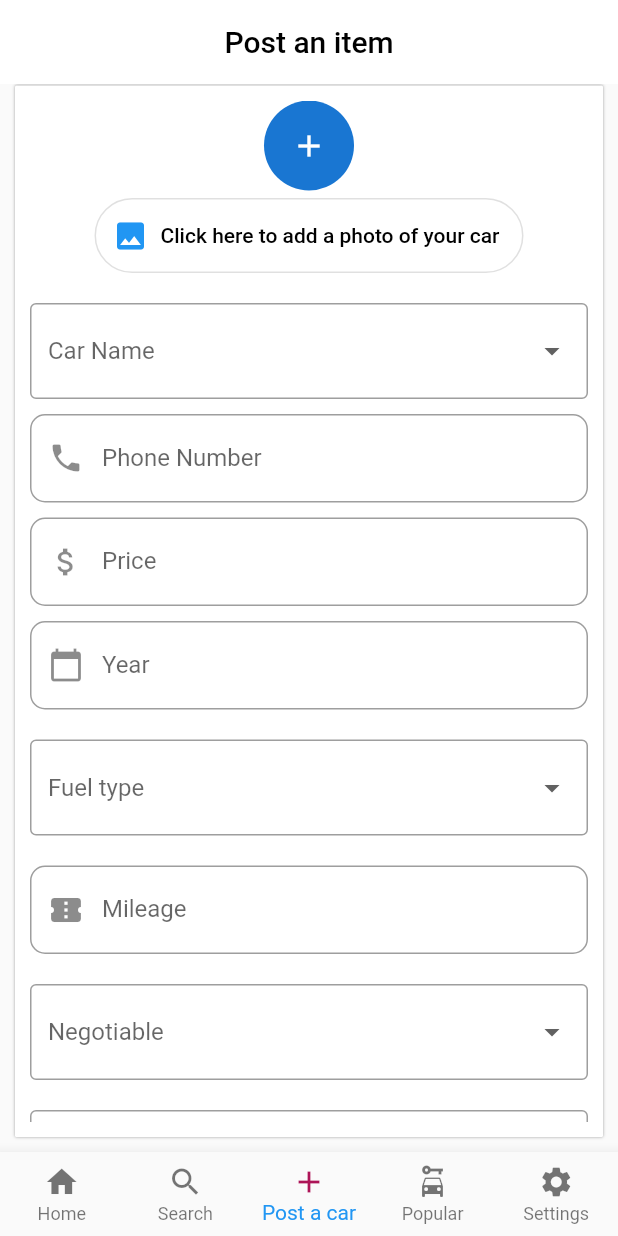
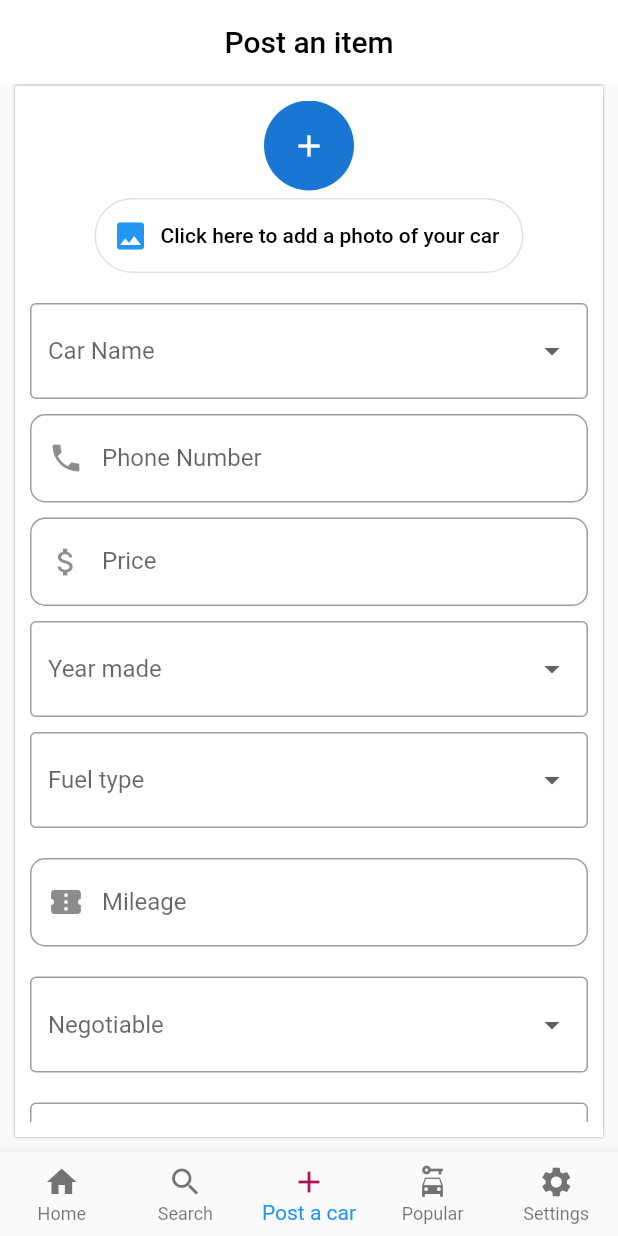
Before and after one commit to ihsahm/assyst, a Flutter app: the screen it shows once a user with an empty profile is signed in, item 3 of the bottom bar chosen, on a phone screen of 412 x 824 dp. Run offline on Flutter 3.47's test engine with Material 2 defaults, Android fonts, the light colour scheme and no system bars; our stand-ins replace cached_network_image, cloud_firestore, extended_image, firebase_auth, firebase_core, firebase_storage and 4 more; missing offline and left inert: algolia, dropdown_date_picker, international_phone_input; accounts and stored records are empty; network calls fail.

Commit message:
second commit

```diff
--- a/lib/Screens/Navigation/postscreen.dart
+++ b/lib/Screens/Navigation/postscreen.dart
@@ -31,6 +31,8 @@ class _PostState extends State<Post> {
   var currentSelectedValue4;
   var currentSelectedValue5;
   var currentSelectedValue6;
+
+  var currentSelectedValue7;
   String year;
   String condition;
   String color;
@@ -364,30 +366,41 @@ class _PostState extends State<Post> {
                                 labelText: 'Price',
                                 prefixIcon: Icon(Icons.attach_money))),
                         SizedBox(height: 10),
-                        TextFormField(
-                          validator: (value) {
-                            if (value.isEmpty) {
-                              return 'Enter year made';
-                            } else if (value.length < 4) {
-                              return 'Enter a valid year';
-                            } else if (value.length > 4) {
-                              return 'Enter a valid year';
-                            } else {
-                              return null;
-                            }
-                          },
-                          onChanged: (value) {
-                            this.year = value;
-                          },
-                          decoration: InputDecoration(
-                              border: OutlineInputBorder(
-                                  borderRadius:
-                                      BorderRadius.all(Radius.circular(10))),
-                              labelText: 'Year',
-                              prefixIcon: Icon(Icons.calendar_today)),
-                          keyboardType: TextInputType.number,
+                        ButtonTheme(
+                          child: DropdownButtonHideUnderline(
+                            child: DropdownButtonFormField<String>(
+                              decoration: const InputDecoration(
+                                border: const OutlineInputBorder(),
+                              ),
+                              validator: (value) =>
+                                  value == null ? 'Enter year of make' : null,
+                              value: currentSelectedValue1,
+                              hint: Text('Year made'),
+                              onChanged: (newValue) {
+                                setState(() {
+                                  currentSelectedValue7 = newValue;
+                                  this.year = newValue;
+                                });
+                              },
+                               items: <String>[
+                                  '2021' ,  '2020', 	'2019' ,	'2018', 	'2017' ,	'2016', 	'2015' ,	'2014' ,	'2013' ,	'2012' ,	'2011',
+                                  '2010' ,	'2009', 	'2008' ,	'2007', 	'2006' ,	'2005', 	'2004' ,	'2003' ,	'2002' ,	'2001',
+                                  '2000' ,	'1999' ,	'1998' ,	'1997',	'1996', '1995', 	'1994' ,	'1993' ,	'1992' ,	'1991',
+                                  '1990' ,	'1989' ,	'1988' ,	'1987' ,	'1986' ,	'1985' ,	'1984' 	,'1983' ,	'1982' ,	'1981',
+                                  '1980' ,	'1979' ,	'1978' ,	'1977' ,	'1976' ,	'1975' ,	'1974'	,'1973' ,	'1972' ,	'1971',
+                                  '1970' ,	'1969' ,	'1968' ,	'1967' ,	'1966' ,	'1965' ,	'1964' 	,'1963' ,	'1962' ,	'1961',
+                                  '1960' ,	'1959' ,	'1958' ,	'1957' ,	'1956' ,	'1955' ,	'1954'	,'1953' ,	'1952' ,	'1951',
+                                  '1950' ,	'1949' ,	'1948' ,	'1947' ,	'1946' ,	'1945' ,	'1944' 	,'1943' ,	'1942' ,	'1941','1940' ,
+                              ].map<DropdownMenuItem<String>>((String value) {
+                                return DropdownMenuItem<String>(
+                                  value: value,
+                                  child: Text(value),
+                                );
+                              }).toList(),
+                            ),
+                          ),
                         ),
-                        SizedBox(height: 20),
+                        SizedBox(height: 10),
                         ButtonTheme(
                           child: DropdownButtonHideUnderline(
                             child: DropdownButtonFormField<String>(
--- a/lib/Screens/Navigation/settings.dart
+++ b/lib/Screens/Navigation/settings.dart
@@ -40,8 +40,8 @@ class _SettingsState extends State<Settings> {
           style: TextStyle(color: Colors.black),
         ),
         automaticallyImplyLeading: false,
-        backgroundColor: Colors.white,
-        elevation: 0.5,
+        backgroundColor: Colors.white12,
+        elevation: 0,
         centerTitle: true,
       ),
       body: Container(
--- a/lib/Screens/Pages/cardetails.dart
+++ b/lib/Screens/Pages/cardetails.dart
@@ -286,7 +286,7 @@ class _ProductDetailsState extends State<ProductDetails> {
                                 color: Colors.black,
                                 fontWeight: FontWeight.w500),
                           ),
-                          trailing: Text(widget.product_detail_transmission,
+                          trailing: Text(widget.product_detail_transmission??'Not given',
                               style: TextStyle(color: Colors.black))),
                       ListTile(
                           contentPadding:
```
